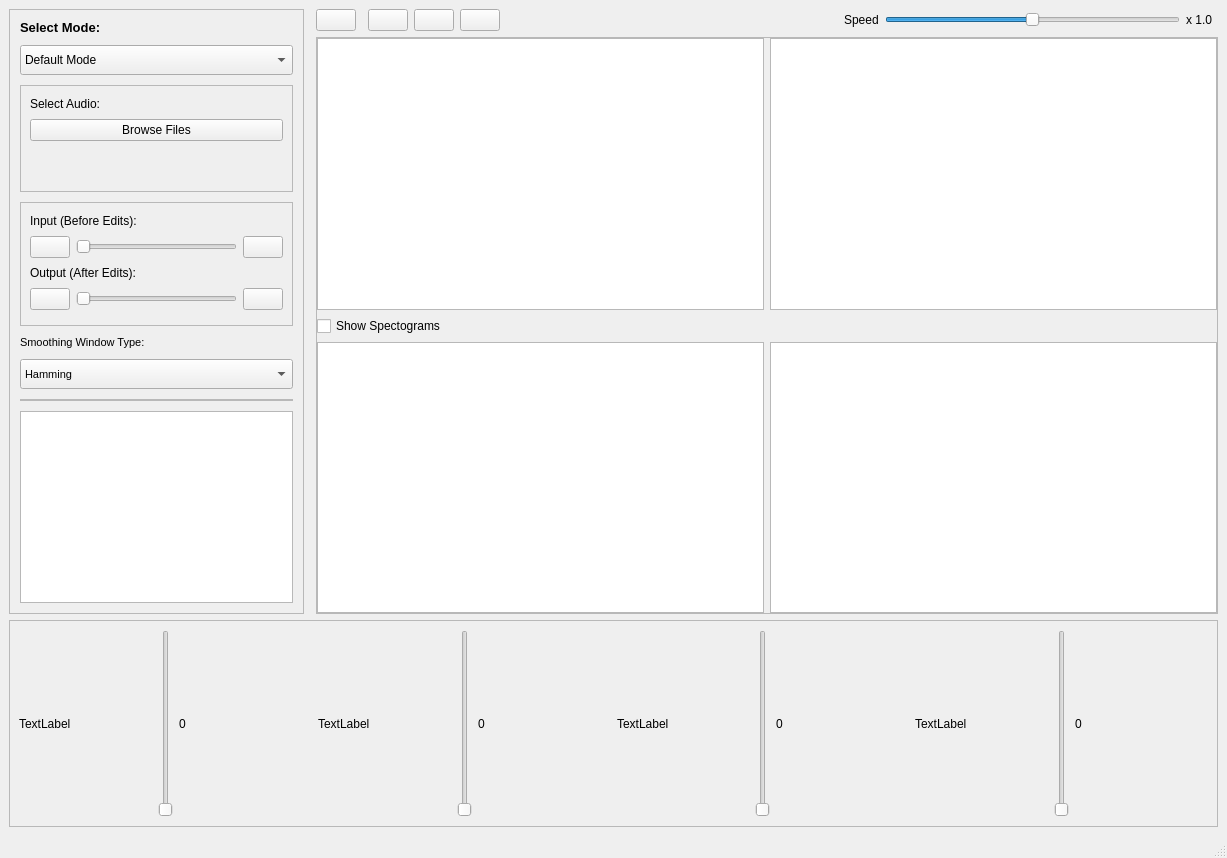
Qt form design.ui (mohandemadx/DSP_TASK3) before a commit.
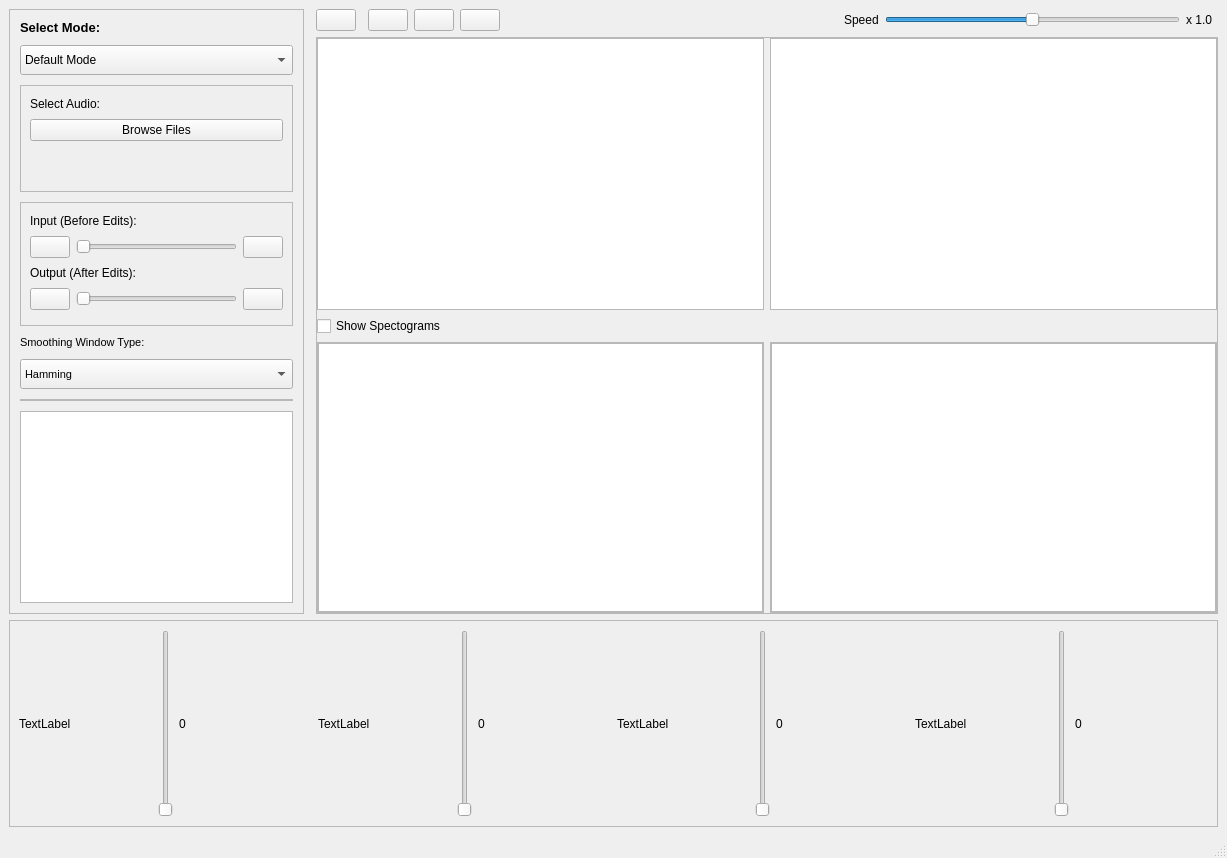
The same form after that commit. Icons and pictures are not drawn. Custom widgets are drawn as their Qt base class.

Diff of the .ui file:
```diff
--- a/design.ui
+++ b/design.ui
@@ -97,12 +97,6 @@
        <property name="verticalSpacing">
         <number>6</number>
        </property>
-       <item row="2" column="1">
-        <widget class="PlotWidget" name="SpectoGraph2"/>
-       </item>
-       <item row="0" column="0">
-        <widget class="PlotWidget" name="InputGraph"/>
-       </item>
        <item row="1" column="0">
         <widget class="QCheckBox" name="showCheckBox">
          <property name="text">
@@ -113,8 +107,62 @@
        <item row="0" column="1">
         <widget class="PlotWidget" name="OutputGraph"/>
        </item>
+       <item row="0" column="0">
+        <widget class="PlotWidget" name="InputGraph"/>
+       </item>
        <item row="2" column="0">
-        <widget class="PlotWidget" name="SpectoGraph1"/>
+        <widget class="QFrame" name="spectoframe1">
+         <property name="frameShape">
+          <enum>QFrame::StyledPanel</enum>
+         </property>
+         <property name="frameShadow">
+          <enum>QFrame::Raised</enum>
+         </property>
+         <layout class="QVBoxLayout" name="verticalLayout_2">
+          <property name="leftMargin">
+           <number>0</number>
+          </property>
+          <property name="topMargin">
+           <number>0</number>
+          </property>
+          <property name="rightMargin">
+           <number>0</number>
+          </property>
+          <property name="bottomMargin">
+           <number>0</number>
+          </property>
+          <item>
+           <widget class="PlotWidget" name="SpectoGraph1"/>
+          </item>
+         </layout>
+        </widget>
+       </item>
+       <item row="2" column="1">
+        <widget class="QFrame" name="spectoframe2">
+         <property name="frameShape">
+          <enum>QFrame::StyledPanel</enum>
+         </property>
+         <property name="frameShadow">
+          <enum>QFrame::Raised</enum>
+         </property>
+         <layout class="QVBoxLayout" name="verticalLayout_3">
+          <property name="leftMargin">
+           <number>0</number>
+          </property>
+          <property name="topMargin">
+           <number>0</number>
+          </property>
+          <property name="rightMargin">
+           <number>0</number>
+          </property>
+          <property name="bottomMargin">
+           <number>0</number>
+          </property>
+          <item>
+           <widget class="PlotWidget" name="SpectoGraph2"/>
+          </item>
+         </layout>
+        </widget>
        </item>
       </layout>
      </widget>
```
